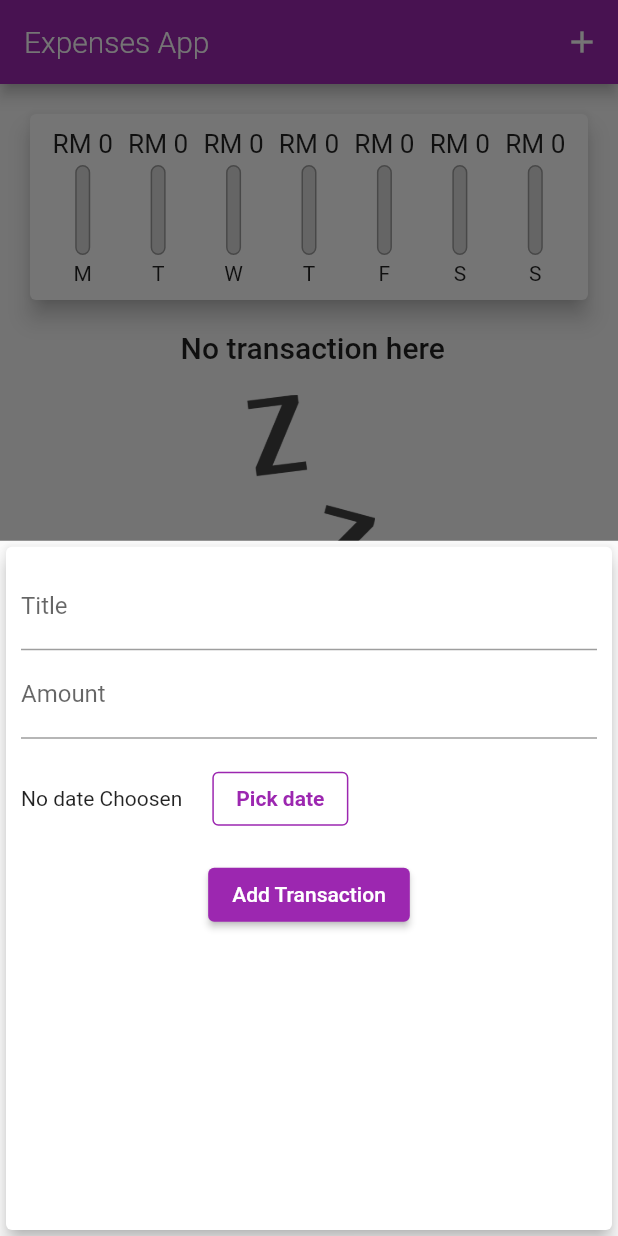
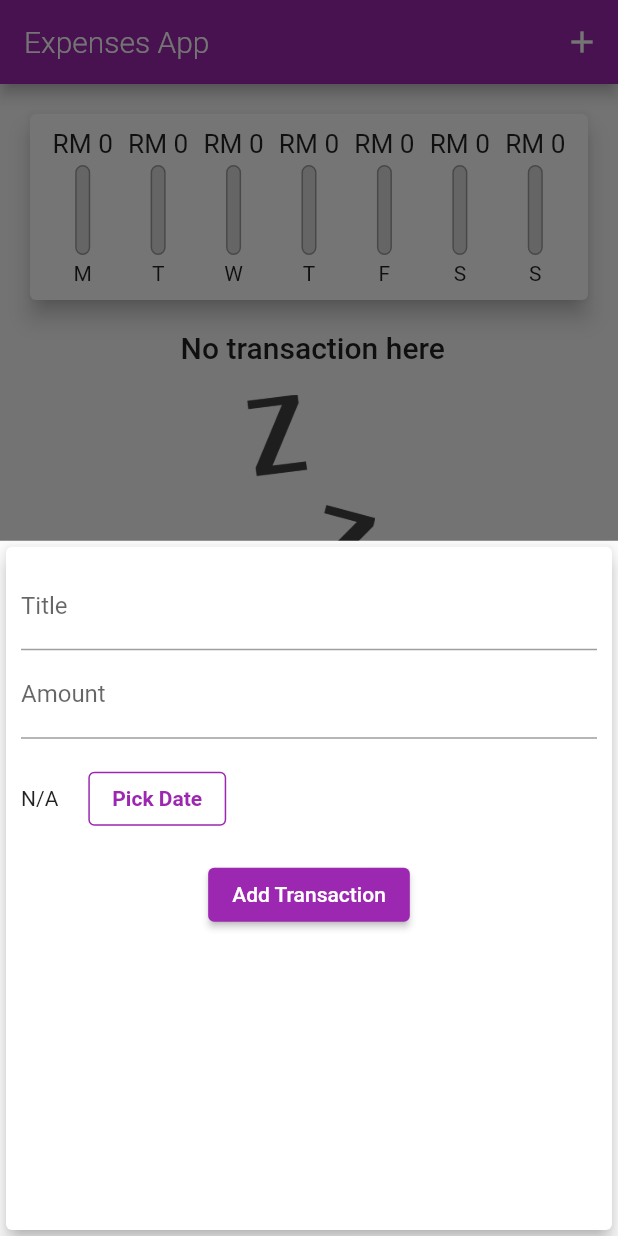
Before and after one commit to walidwazini/Flutter-ExpensesApp-1, a Flutter app: the screen it shows after launch, after a tap on the "add" icon, on a phone screen of 412 x 824 dp. Run offline on Flutter 3.47's test engine with Material 2 defaults, Android fonts, the phone set to English and light mode, and no system bars; Roboto replaces fonts that are missing (Quicksand).

Commit message:
DatePicker fixed with null safety

```diff
--- a/lib/widgets/new_transaction.dart
+++ b/lib/widgets/new_transaction.dart
@@ -1,5 +1,5 @@
 import 'package:flutter/material.dart';
-
+import 'package:intl/intl.dart';
 
 class NewTransaction extends StatefulWidget {
   final Function addTx;
@@ -13,6 +13,7 @@ class NewTransaction extends StatefulWidget {
 class _NewTransactionState extends State<NewTransaction> {
   final titleController = TextEditingController();
   final amountController = TextEditingController();
+  DateTime? _selectedDate ;
 
   void _submitData(){
     final enteredTitle = titleController.text;
@@ -30,9 +31,18 @@ class _NewTransactionState extends State<NewTransaction> {
   // Method to show date picker
   void _toggleDatePicker() {
     showDatePicker(
-        context: context, initialDate: DateTime.now(),
+        context: context,
+        initialDate: DateTime.now(),
         firstDate: DateTime(2021),
-        lastDate: DateTime.now());
+        lastDate: DateTime.now()
+    ).then((pickedDate){
+      if (pickedDate == null) {
+        return ;
+      }
+      setState(() {
+        _selectedDate = pickedDate;
+      });
+    });
   }
 
   @override
@@ -59,15 +69,14 @@ class _NewTransactionState extends State<NewTransaction> {
             Container(
               height: 80,
               child: Row( children: [
-                Text('No date Choosen'),
+                Text(_selectedDate == null ? 'N/A' : 'Picked date : ${DateFormat.yMd().format(_selectedDate!)}'),
                 SizedBox(width: 20,),
                 OutlinedButton(
                   style: OutlinedButton.styleFrom(
                       primary: Colors.purple,
                       side: BorderSide( color: Theme.of(context).primaryColor)
                   ),
-                  child: Text(
-                    'Pick date',
+                  child: Text( 'Pick Date',
                     style: TextStyle(fontWeight: FontWeight.bold),
                   ),
                   onPressed: _toggleDatePicker,
```
